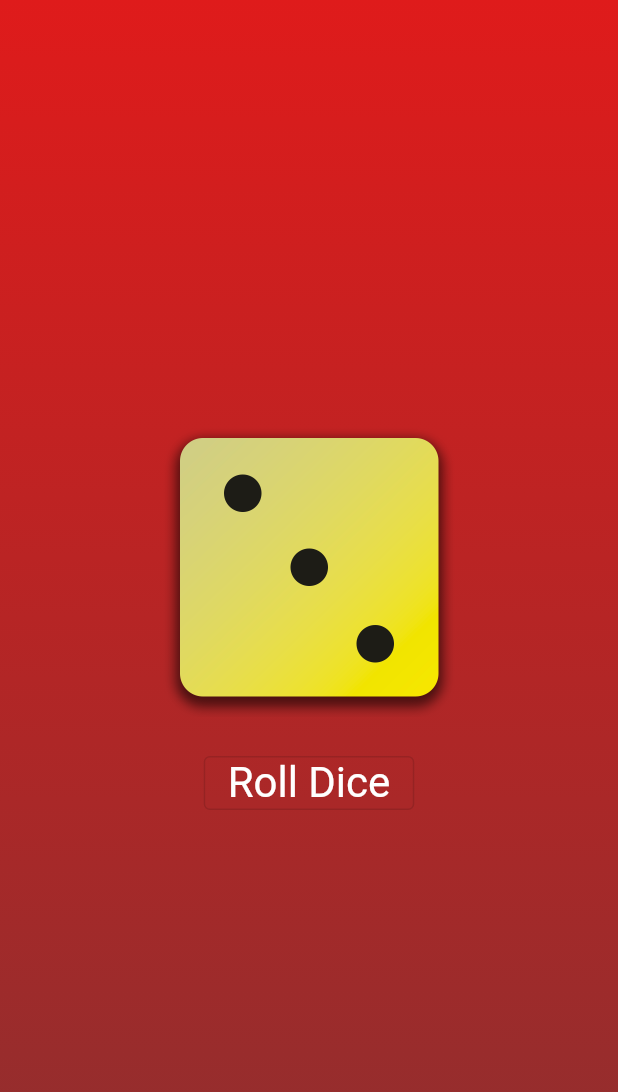
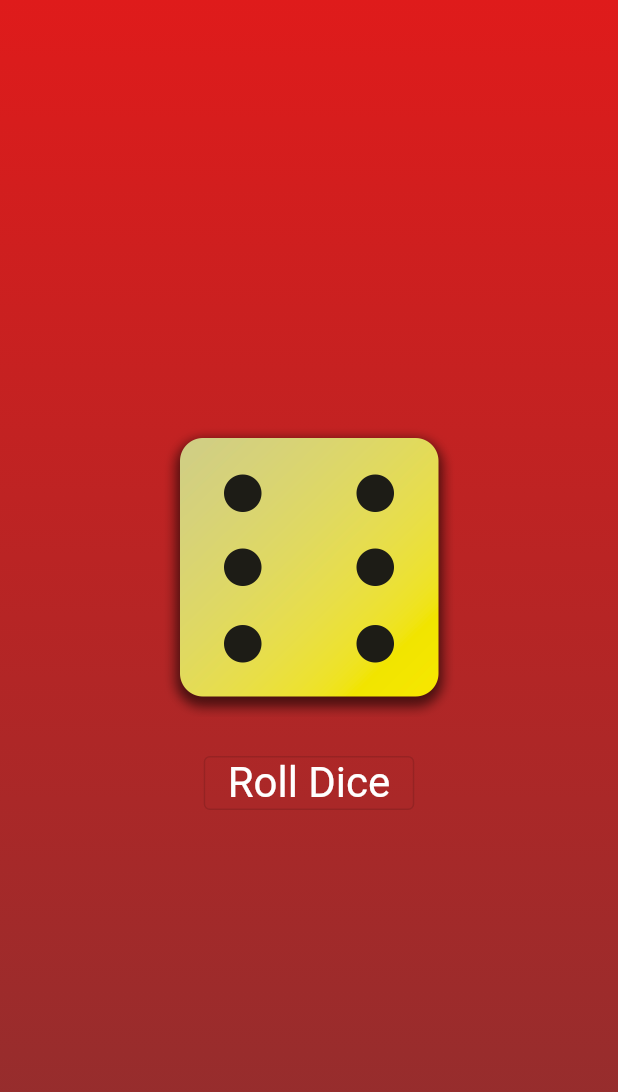
Before and after one commit to Silva3012/dice_delight, a Flutter app: the screen it shows after launch, after a tap on "Roll Dice", on a phone screen of 412 x 824 dp. Shown: the top 1092 px of the screen. Run offline on Flutter 3.47's test engine with Material 2 defaults, Android fonts, the phone set to English and light mode, and no system bars.

Commit message:
Implement Stateful dice widget to change active dice

```diff
--- a/lib/gradient_container.dart
+++ b/lib/gradient_container.dart
@@ -1,4 +1,4 @@
-import 'package:dice_delight/styled_text.dart';
+import 'package:dice_delight/roll_dice.dart';
 import 'package:flutter/material.dart';
 
 const beginAlignment = Alignment.topCenter;
@@ -19,30 +19,8 @@ class GrandientContainer extends StatelessWidget {
             end: endAlignment,
           ),
         ),
-        child: Center(
-          child: Column(
-            mainAxisSize: MainAxisSize.min,
-            children: [
-              Image.asset(
-                'assets/images/dice-3.png',
-                width: 200,
-              ),
-              const SizedBox(
-                height: 20,
-              ),
-              OutlinedButton(
-                  onPressed: diceRoll,
-                  style: OutlinedButton.styleFrom(
-                      foregroundColor: Colors.white,
-                      textStyle: const TextStyle(fontSize: 28)),
-                  child: const Text("Roll Dice")),
-            ],
-          ),
+        child: const Center(
+          child: RollDice(),
         ));
   }
-
-  // Roll dice function
-  void diceRoll() {
-    print("Dice roll pressed!");
-  }
 }
--- /dev/null
+++ b/lib/roll_dice.dart
@@ -0,0 +1,43 @@
+import 'package:flutter/material.dart';
+
+class RollDice extends StatefulWidget {
+  const RollDice({super.key});
+
+  @override
+  State<RollDice> createState() {
+    return _RollDiceState();
+  }
+}
+
+class _RollDiceState extends State<RollDice> {
+  var activeDice = 'assets/images/dice-3.png';
+
+  // Roll dice function
+  void diceRoll() {
+    setState(() {
+      activeDice = 'assets/images/dice-6.png';
+    });
+  }
+
+  @override
+  Widget build(context) {
+    return Column(
+      mainAxisSize: MainAxisSize.min,
+      children: [
+        Image.asset(
+          activeDice,
+          width: 200,
+        ),
+        const SizedBox(
+          height: 20,
+        ),
+        OutlinedButton(
+            onPressed: diceRoll,
+            style: OutlinedButton.styleFrom(
+                foregroundColor: Colors.white,
+                textStyle: const TextStyle(fontSize: 28)),
+            child: const Text("Roll Dice")),
+      ],
+    );
+  }
+}
```
